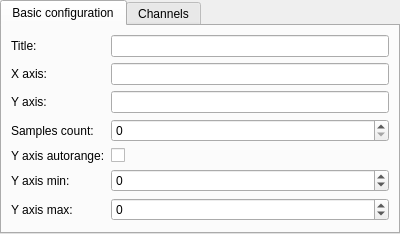
The window that src/widget_chartconfiguration.ui (mic90/SerialDataRecorder) describes before a commit, drawn with Qt 5.
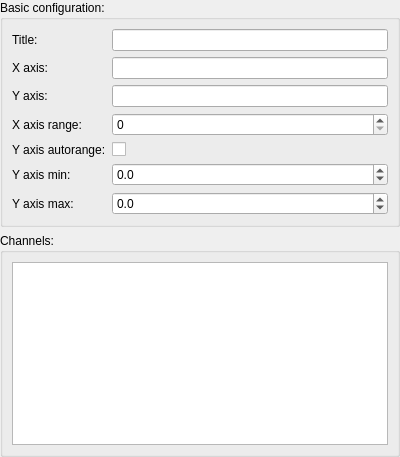
The same window after the commit.

Commit message: Decreased cpu usage in idle, channels and chart changing doesn't clear data, automatic color selection for graphs, stability fixes

```diff
--- a/src/widget_chartconfiguration.ui
+++ b/src/widget_chartconfiguration.ui
@@ -7,7 +7,7 @@
     <x>0</x>
     <y>0</y>
     <width>400</width>
-    <height>233</height>
+    <height>457</height>
    </rect>
   </property>
   <property name="windowTitle">
@@ -27,15 +27,11 @@
     <number>0</number>
    </property>
    <item>
-    <widget class="QTabWidget" name="tabWidget">
-     <property name="currentIndex">
-      <number>0</number>
+    <widget class="QGroupBox" name="groupBox">
+     <property name="title">
+      <string>Basic configuration:</string>
      </property>
-     <widget class="QWidget" name="tab">
-      <attribute name="title">
-       <string>Basic configuration</string>
-      </attribute>
-      <layout class="QFormLayout" name="formLayout_2">
+     <layout class="QFormLayout" name="formLayout">
        <item row="0" column="0">
         <widget class="QLabel" name="label_2">
          <property name="text">
@@ -69,12 +65,12 @@
        <item row="3" column="0">
         <widget class="QLabel" name="label_9">
          <property name="text">
-          <string>Samples count:</string>
+         <string>X axis range:</string>
          </property>
         </widget>
        </item>
        <item row="3" column="1">
-        <widget class="QSpinBox" name="samplesCount">
+       <widget class="QSpinBox" name="xAxisRange">
          <property name="maximum">
           <number>99999999</number>
          </property>
@@ -101,16 +97,6 @@
          </property>
         </widget>
        </item>
-       <item row="5" column="1">
-        <widget class="QSpinBox" name="yAxisMin">
-         <property name="minimum">
-          <number>-99999999</number>
-         </property>
-         <property name="maximum">
-          <number>99999999</number>
-         </property>
-        </widget>
-       </item>
        <item row="6" column="0">
         <widget class="QLabel" name="label_7">
          <property name="text">
@@ -118,28 +104,45 @@
          </property>
         </widget>
        </item>
+      <item row="5" column="1">
+       <widget class="QDoubleSpinBox" name="yAxisMin">
+        <property name="decimals">
+         <number>1</number>
+        </property>
+        <property name="minimum">
+         <double>-9999999999.000000000000000</double>
+        </property>
+        <property name="maximum">
+         <double>9999999999.000000000000000</double>
+        </property>
+       </widget>
+      </item>
        <item row="6" column="1">
-        <widget class="QSpinBox" name="yAxisMax">
+       <widget class="QDoubleSpinBox" name="yAxisMax">
+        <property name="decimals">
+         <number>1</number>
+        </property>
          <property name="minimum">
-          <number>-99999999</number>
+         <double>-9999999999.000000000000000</double>
          </property>
          <property name="maximum">
-          <number>99999999</number>
+         <double>9999999999.000000000000000</double>
          </property>
         </widget>
        </item>
       </layout>
      </widget>
-     <widget class="QWidget" name="tab_2">
-      <attribute name="title">
-       <string>Channels</string>
-      </attribute>
-      <layout class="QVBoxLayout" name="verticalLayout_4">
+   </item>
+   <item>
+    <widget class="QGroupBox" name="groupBox_2">
+     <property name="title">
+      <string>Channels:</string>
+     </property>
+     <layout class="QHBoxLayout" name="horizontalLayout">
        <item>
         <widget class="QListWidget" name="channels"/>
        </item>
       </layout>
-     </widget>
     </widget>
    </item>
   </layout>
```
Lines whose indentation alone changed are shown as unchanged. The commit also changes 24 other files.
